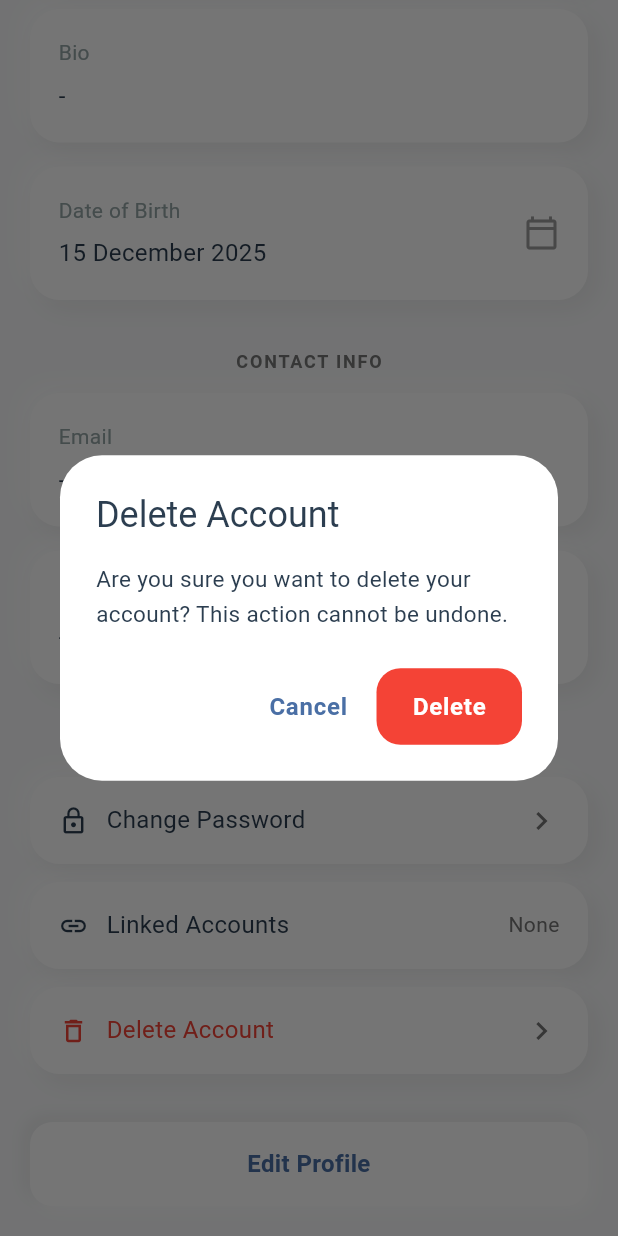
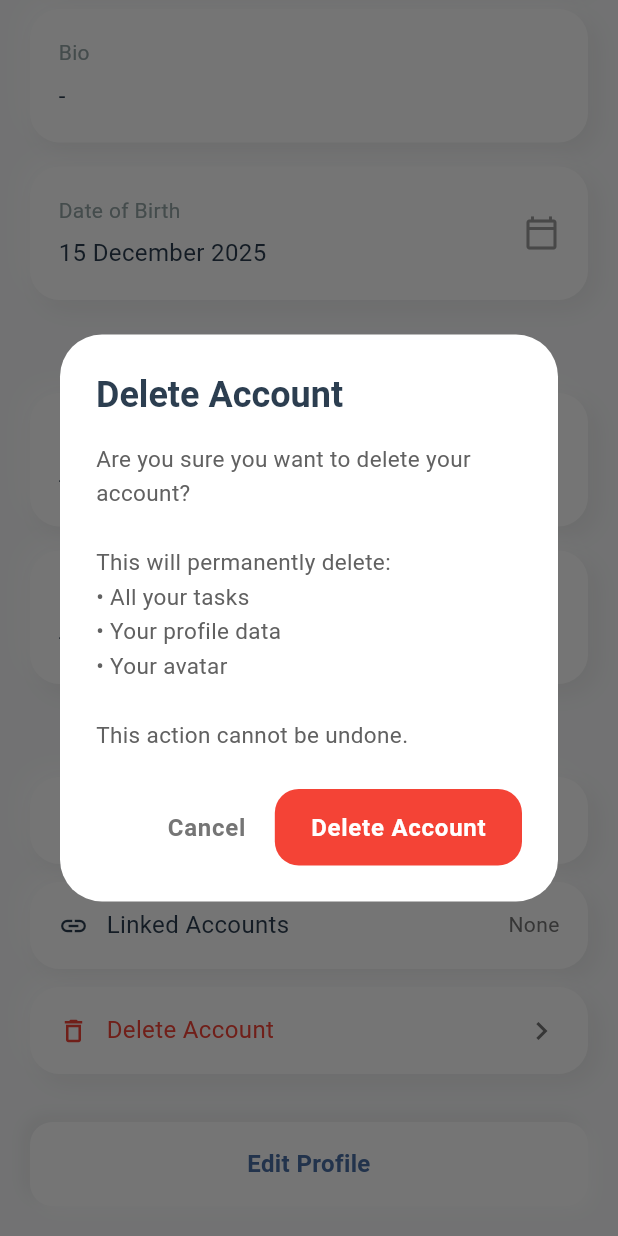
Before and after one commit to Abduldinata/project_flutter_todolist, a Flutter app: the ProfileScreen screen opened directly, scrolled down 432 dp, after a tap on "Delete Account", on a phone screen of 412 x 824 dp. Run offline on Flutter 3.47's test engine with Material 3 defaults, Android fonts, the light colour scheme and no system bars; our stand-ins replace app_links, connectivity_plus, get, get_storage, google_nav_bar, google_sign_in and 4 more; missing offline and left inert: card_loading; accounts and stored records are empty.

Commit message:
tambah fitur delete account

```diff
--- a/lib/controllers/task_controller.dart
+++ b/lib/controllers/task_controller.dart
@@ -3,6 +3,7 @@ import 'package:get/get.dart';
 import 'package:connectivity_plus/connectivity_plus.dart';
 import '../services/task_service.dart';
 import '../services/connectivity_service.dart';
+import '../services/sound_service.dart';
 import '../auth_storage.dart';
 
 class TaskController extends GetxController {
@@ -275,6 +276,8 @@ class TaskController extends GetxController {
         };
         // Update offline storage juga
         await AuthStorage.saveTasksOffline(allTasks.toList());
+        // Play sound effect
+        SoundService().playSound(SoundType.complete);
       }
     } catch (e) {
       debugPrint("Error toggling task: $e");
@@ -303,6 +306,8 @@ class TaskController extends GetxController {
       );
       // Reload tasks setelah add
       await loadAllTasks(forceRefresh: true);
+      // Play sound effect
+      SoundService().playSound(SoundType.success);
     } catch (e) {
       debugPrint("Error adding task: $e");
       Get.snackbar(
@@ -347,6 +352,7 @@ class TaskController extends GetxController {
   }
 
   // Delete task (disabled saat offline)
+  // Delete task (disabled saat offline)
   Future<void> deleteTask(String taskId) async {
     if (isOfflineMode.value) {
       Get.snackbar(
@@ -363,6 +369,8 @@ class TaskController extends GetxController {
       allTasks.removeWhere((task) => task['id']?.toString() == taskId);
       // Update offline storage
       await AuthStorage.saveTasksOffline(allTasks.toList());
+      // Play sound effect
+      SoundService().playSound(SoundType.delete);
     } catch (e) {
       debugPrint("Error deleting task: $e");
       Get.snackbar(
--- a/lib/screens/home/profile_screen.dart
+++ b/lib/screens/home/profile_screen.dart
@@ -7,9 +7,11 @@ import 'package:supabase_flutter/supabase_flutter.dart';
 
 import '../../services/supabase_service.dart';
 import '../../controllers/profile_controller.dart';
+import '../../controllers/task_controller.dart';
 import '../../theme/theme_tokens.dart';
 import '../../utils/app_routes.dart';
 import '../../widgets/loading_widget.dart';
+import '../../auth_storage.dart';
 import '../auth/change_password_screen.dart';
 
 class ProfileScreen extends StatefulWidget {
@@ -138,6 +140,136 @@ class _ProfileScreenState extends State<ProfileScreen> {
       Get.snackbar("Sukses", "Profil diperbarui");
     } catch (e) {
       Get.snackbar("Error", "$e");
+    }
+  }
+
+  Future<void> _handleDeleteAccount(bool isDark) async {
+    // Show confirmation dialog
+    final confirm = await Get.dialog<bool>(
+      AlertDialog(
+        backgroundColor: isDark ? AppColors.darkCard : Colors.white,
+        title: Text(
+          "Delete Account",
+          style: TextStyle(
+            color: isDark ? Colors.white : AppColors.text,
+            fontWeight: FontWeight.bold,
+          ),
+        ),
+        content: Text(
+          "Are you sure you want to delete your account?\n\n"
+          "This will permanently delete:\n"
+          "• All your tasks\n"
+          "• Your profile data\n"
+          "• Your avatar\n\n"
+          "This action cannot be undone.",
+          style: TextStyle(
+            color: isDark ? Colors.grey[300] : Colors.grey[700],
+          ),
+        ),
+        actions: [
+          TextButton(
+            onPressed: () => Get.back(result: false),
+            child: Text(
+              "Cancel",
+              style: TextStyle(
+                color: isDark ? Colors.grey[400] : Colors.grey[600],
+              ),
+            ),
+          ),
+          ElevatedButton(
+            onPressed: () => Get.back(result: true),
+            style: ElevatedButton.styleFrom(
+              backgroundColor: Colors.red,
+              foregroundColor: Colors.white,
+            ),
+            child: const Text("Delete Account"),
+          ),
+        ],
+      ),
+    );
+
+    if (confirm != true) return;
+
+    // Show loading dialog
+    Get.dialog(
+      PopScope(
+        canPop: false, // Prevent back button
+        child: Center(
+          child: Container(
+            margin: const EdgeInsets.symmetric(horizontal: 40),
+            padding: const EdgeInsets.all(24),
+            decoration: BoxDecoration(
+              color: isDark ? AppColors.darkCard : Colors.white,
+              borderRadius: BorderRadius.circular(16),
+            ),
+            child: Column(
+              mainAxisSize: MainAxisSize.min,
+              children: [
+                // Loading indicator
+                CircularProgressIndicator(
+                  color: AppColors.blue,
+                ),
+                const SizedBox(height: 20),
+                // Text
+                Text(
+                  "Deleting account...",
+                  style: TextStyle(
+                    fontSize: 16,
+                    color: isDark ? Colors.white : AppColors.text,
+                  ),
+                ),
+              ],
+            ),
+          ),
+        ),
+      ),
+      barrierDismissible: false,
+      barrierColor: Colors.black.withValues(alpha: 0.5),
+    );
+
+    try {
+      // 1. Delete account from Supabase (tasks, profile, avatar)
+      await _supabaseService.deleteAccount();
+
+      // 2. Clear all local storage
+      await AuthStorage.logout();
+      await AuthStorage.clearTasksOffline();
+      await AuthStorage.clearProfileOffline();
+
+      // 3. Clear controllers
+      final taskController = Get.find<TaskController>();
+      final profileController = Get.find<ProfileController>();
+      taskController.clearAllData();
+      profileController.clearAllData();
+
+      // 4. Close loading dialog
+      Get.back();
+
+      // 5. Show success message and navigate to login
+      Get.snackbar(
+        "Account Deleted",
+        "Your account has been successfully deleted.",
+        backgroundColor: Colors.green,
+        colorText: Colors.white,
+        duration: const Duration(seconds: 2),
+      );
+
+      // 6. Navigate to login screen
+      Future.delayed(const Duration(seconds: 1), () {
+        Get.offAllNamed(AppRoutes.login);
+      });
+    } catch (e) {
+      // Close loading dialog
+      Get.back();
+
+      // Show error message
+      Get.snackbar(
+        "Error",
+        "Failed to delete account: ${e.toString()}",
+        backgroundColor: Colors.red,
+        colorText: Colors.white,
+        duration: const Duration(seconds: 4),
+      );
     }
   }
 
@@ -618,36 +750,7 @@ class _ProfileScreenState extends State<ProfileScreen> {
           "Delete Account",
           icon: Icons.delete_outline,
           textColor: Colors.red,
-          onTap: () {
-            Get.dialog(
-              AlertDialog(
-                title: const Text("Delete Account"),
-                content: const Text(
-                  "Are you sure you want to delete your account? This action cannot be undone.",
-                ),
-                actions: [
-                  TextButton(
-                    onPressed: () => Get.back(),
-                    child: const Text("Cancel"),
-                  ),
-                  ElevatedButton(
-                    onPressed: () {
-                      Get.back();
-                      Get.snackbar(
-                        "Info",
-                        "Delete Account feature coming soon",
-                      );
-                    },
-                    style: ElevatedButton.styleFrom(
-                      backgroundColor: Colors.red,
-                      foregroundColor: Colors.white,
-                    ),
-                    child: const Text("Delete"),
-                  ),
-                ],
-              ),
-            );
-          },
+          onTap: () => _handleDeleteAccount(isDark),
           isDark: isDark,
           colorScheme: colorScheme,
         ),
--- a/lib/screens/settings/settings_screen.dart
+++ b/lib/screens/settings/settings_screen.dart
@@ -12,6 +12,7 @@ import '../../controllers/profile_controller.dart';
 import '../../controllers/task_controller.dart';
 import '../../auth_storage.dart';
 import '../home/profile_screen.dart';
+import '../../services/sound_service.dart';
 
 class SettingsScreen extends StatefulWidget {
   const SettingsScreen({super.key});
@@ -582,6 +583,8 @@ class _SettingsScreenState extends State<SettingsScreen> {
               onChanged: (value) {
                 setState(() => _soundEffectsEnabled = value);
                 _savePreference('sound_effects_enabled', value);
+                // Play sound when toggling
+                SoundService().playSound(SoundType.switchToggle);
               },
               activeThumbColor: AppColors.blue,
             ),
--- a/lib/screens/task_detail/task_detail_screen.dart
+++ b/lib/screens/task_detail/task_detail_screen.dart
@@ -3,6 +3,7 @@ import 'package:flutter/material.dart';
 import 'package:get/get.dart';
 import '../../theme/theme_tokens.dart';
 import '../../services/task_service.dart';
+import '../../services/sound_service.dart';
 import '../edit_task/edit_task_screen.dart';
 
 class TaskDetailScreen extends StatefulWidget {
@@ -49,6 +50,8 @@ class _TaskDetailScreenState extends State<TaskDetailScreen> {
       if (taskId != null) {
         await _taskService.updateCompleted(taskId, !currentStatus);
         _refreshTask();
+        // Play sound effect
+        SoundService().playSound(SoundType.complete);
         Get.snackbar(
           "Success",
           currentStatus
@@ -357,6 +360,8 @@ class _TaskDetailScreenState extends State<TaskDetailScreen> {
                                 await _taskService.deleteTask(
                                   _task['id'].toString(),
                                 );
+                                // Play sound effect
+                                SoundService().playSound(SoundType.delete);
                                 Get.back(); // Kembali ke screen sebelumnya
                                 Get.snackbar(
                                   "Success",
--- /dev/null
+++ b/lib/services/sound_service.dart
@@ -0,0 +1,59 @@
+import 'package:flutter/material.dart';
+import 'package:flutter/services.dart';
+import 'package:get_storage/get_storage.dart';
+
+class SoundService {
+  static final SoundService _instance = SoundService._internal();
+  factory SoundService() => _instance;
+  SoundService._internal();
+
+  final GetStorage _storage = GetStorage();
+
+  // Check if sound effects are enabled
+  bool get isEnabled {
+    return _storage.read('sound_effects_enabled') ?? false;
+  }
+
+  // Play haptic feedback (vibration) as sound effect
+  // This works immediately without needing audio files
+  Future<void> playSound(SoundType type) async {
+    if (!isEnabled) return;
+
+    try {
+      switch (type) {
+        case SoundType.tap:
+          // Light haptic feedback for taps
+          await HapticFeedback.selectionClick();
+          break;
+        case SoundType.success:
+        case SoundType.complete:
+          // Medium haptic feedback for success
+          await HapticFeedback.mediumImpact();
+          break;
+        case SoundType.error:
+          // Heavy haptic feedback for errors
+          await HapticFeedback.heavyImpact();
+          break;
+        case SoundType.delete:
+          // Heavy haptic feedback for delete
+          await HapticFeedback.heavyImpact();
+          break;
+        case SoundType.switchToggle:
+          // Light haptic feedback for switches
+          await HapticFeedback.selectionClick();
+          break;
+      }
+    } catch (e) {
+      debugPrint('Haptic feedback error: $e');
+    }
+  }
+}
+
+enum SoundType {
+  tap,
+  success,
+  error,
+  complete,
+  delete,
+  switchToggle,
+}
--- a/lib/services/supabase_service.dart
+++ b/lib/services/supabase_service.dart
@@ -290,4 +290,68 @@ class SupabaseService {
   Future<void> deleteTask(int id) async {
     await _client.from('tasks').delete().eq('id', id);
   }
+
+  // ===============================
+  // 🗑️ DELETE ACCOUNT FUNCTIONS
+  // ===============================
+
+  /// Delete user account and all associated data
+  /// This will:
+  /// 1. Delete all user tasks
+  /// 2. Delete user profile
+  /// 3. Delete user avatar from storage (if exists)
+  /// 4. Sign out the user
+  /// Note: To completely remove user from auth, user needs to contact admin
+  /// or use Supabase dashboard
+  Future<void> deleteAccount() async {
+    final user = _client.auth.currentUser;
+    if (user == null) throw Exception('User belum login.');
+
+    try {
+      // 1. Delete all user tasks
+      await _client.from('tasks').delete().eq('user_id', user.id);
+
+      // 2. Delete user avatar from storage (if exists)
+      try {
+        final profile = await getProfile();
+        if (profile != null && profile['avatar_url'] != null) {
+          final avatarUrl = profile['avatar_url'] as String;
+          // Extract file name from URL
+          final fileName = avatarUrl.split('/').last.split('?').first;
+          if (fileName.isNotEmpty) {
+            try {
+              await _client.storage.from('avatars').remove([fileName]);
+            } catch (e) {
+              debugPrint('Warning: Failed to delete avatar: $e');
+              // Continue even if avatar deletion fails
+            }
+          }
+        }
+      } catch (e) {
+        debugPrint('Warning: Failed to delete avatar: $e');
+        // Continue even if avatar deletion fails
+      }
+
+      // 3. Delete user profile
+      await _client.from('profiles').delete().eq('id', user.id);
+
+      // 4. Try to delete user from auth using RPC function
+      // This requires a database function to be created in Supabase
+      try {
+        await _client.rpc('delete_user_account', params: {'user_id': user.id});
+        debugPrint('User account deleted from auth successfully');
+      } catch (e) {
+        debugPrint('Warning: Could not delete user from auth: $e');
+        debugPrint('Note: User data has been deleted, but auth account may still exist.');
+        debugPrint('Please create the delete_user_account function in Supabase or contact admin.');
+        // Continue even if RPC fails - data is already deleted
+      }
+
+      // 5. Sign out the user
+      await signOut();
+    } catch (e) {
+      debugPrint('Error deleting account: $e');
+      rethrow;
+    }
+  }
 }
```
Also changed, not shown: lib/screens/settings/help_center_screen.dart (+4 -9 lines), lib/screens/settings/privacy_policy_screen.dart (+2 -7 lines), lib/screens/settings/terms_of_service_screen.dart (+2 -7 lines), lib/theme/theme_tokens.dart (+43 -0 lines), 1 other file.
